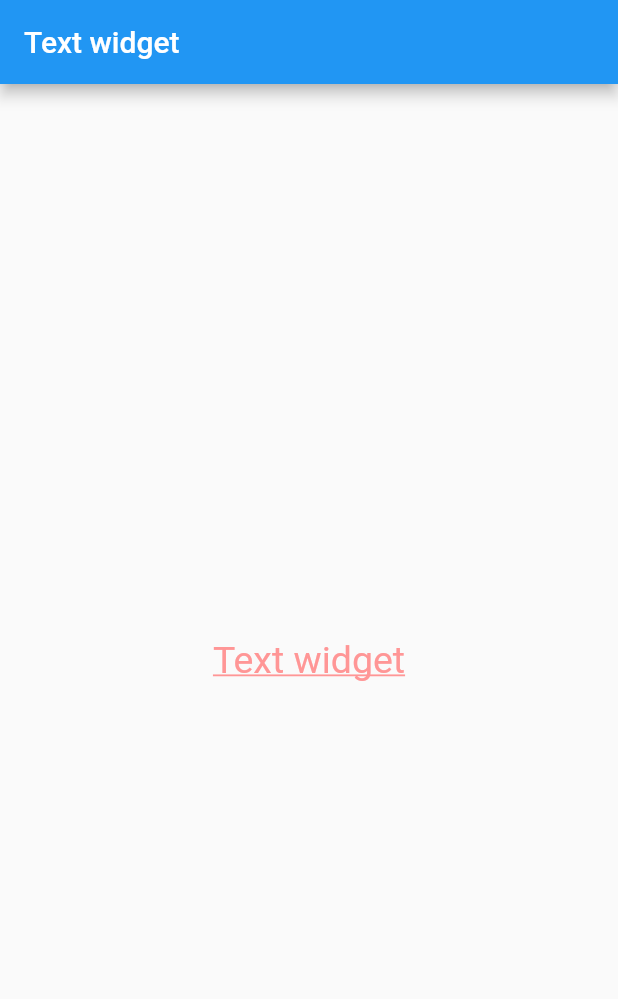
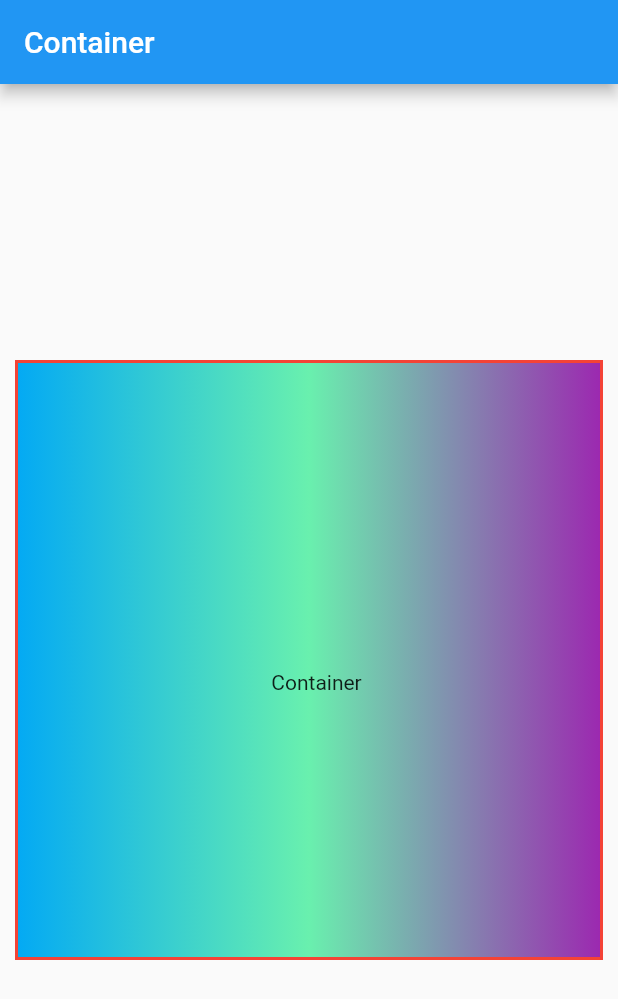
Before and after one commit to yunaichun/flutter_study, a Flutter app: the screen it shows after launch, on a phone screen of 412 x 824 dp. Shown: the top 999 px of the screen. Run offline on Flutter 3.47's test engine with Material 2 defaults, Android fonts, the phone set to English and light mode, and no system bars.

Commit message:
02 - Container

```diff
--- /dev/null
+++ b/lib/02/Container.dart
@@ -0,0 +1,42 @@
+import 'package:flutter/material.dart';
+
+void main() => runApp(MyApp());
+
+class MyApp extends StatelessWidget {
+  @override
+  Widget build(BuildContext context) {
+    return MaterialApp(
+      title: 'Container',
+      home: Scaffold(
+        appBar: AppBar(
+          title: Text('Container'),
+        ),
+        body: Center(
+          child: Container(
+            // 子节点
+            child: Text('Container'),
+            // 对齐方式
+            alignment: Alignment.center,
+            // 宽高
+            width: 500.0,
+            height: 400.0,
+            // 内外边距
+            padding:const EdgeInsets.fromLTRB(10.0,30.0,0.0,0.0),
+            margin: const EdgeInsets.all(10.0),
+            // 颜色 + 渐变(颜色、渐变只能取其中之一) + 边框
+            // color: Colors.lightBlue,
+            decoration: new BoxDecoration(
+              gradient: const LinearGradient(
+                colors: [Colors.lightBlue,Colors.greenAccent,Colors.purple],
+              ),
+              border: Border.all(
+                width: 2.0,
+                color: Colors.red,
+              ),
+            ),
+          ),
+        ),
+      ),
+    );
+  }
+}
--- a/lib/main.dart
+++ b/lib/main.dart
@@ -1,5 +1,6 @@
 import 'package:flutter/material.dart';
 // import '01/HellowWorld.dart';
-import '02/TextWidget.dart';
+// import '02/TextWidget.dart';
+import '02/Container.dart';
 
 void main() => runApp(MyApp());
```
